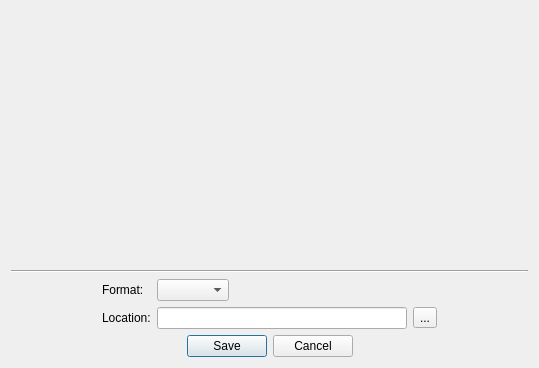
QupZilla/qupzilla, file src/lib/other/pagescreen.ui: the form before one commit.
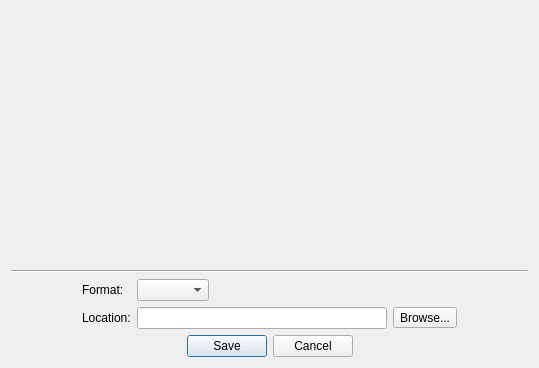
The form after the commit.

Commit message: [PageScreen] Use QFileDialog::getOpenFileName instead of saveFileName.

Diff of the .ui file:
```diff
--- a/src/lib/other/pagescreen.ui
+++ b/src/lib/other/pagescreen.ui
@@ -88,7 +88,7 @@
          <item>
           <widget class="QToolButton" name="changeLocation">
            <property name="text">
-            <string>...</string>
+            <string>Browse...</string>
            </property>
           </widget>
          </item>
```
The commit also changes 2 other files.
